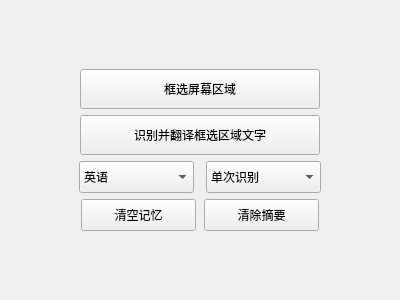
The window that src/ui/main_window.ui (dingmark1/GameLens-public) describes before a commit, drawn with Qt 5.
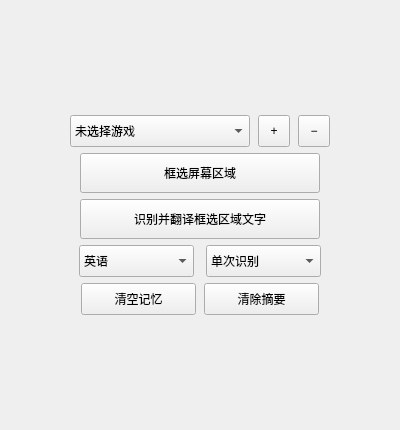
The same window after the commit.

Commit message: 19-游戏名数据库

```diff
--- a/src/ui/main_window.ui
+++ b/src/ui/main_window.ui
@@ -7,7 +7,7 @@
     <x>0</x>
     <y>0</y>
     <width>400</width>
-    <height>300</height>
+   <height>430</height>
    </rect>
   </property>
   <property name="windowTitle">
@@ -18,6 +18,87 @@
     <property name="alignment">
      <set>Qt::AlignCenter</set>
     </property>
+    <item>
+     <layout class="QHBoxLayout" name="game_group_layout">
+      <property name="spacing">
+       <number>8</number>
+      </property>
+      <property name="alignment">
+       <set>Qt::AlignCenter</set>
+      </property>
+      <item alignment="Qt::AlignCenter">
+       <widget class="QComboBox" name="game_combo_box">
+        <property name="minimumSize">
+         <size>
+          <width>180</width>
+          <height>32</height>
+         </size>
+        </property>
+        <property name="maximumSize">
+         <size>
+          <width>180</width>
+          <height>32</height>
+         </size>
+        </property>
+        <item>
+         <property name="text">
+          <string>未选择游戏</string>
+         </property>
+        </item>
+       </widget>
+      </item>
+      <item alignment="Qt::AlignCenter">
+       <widget class="QToolButton" name="game_add_button">
+        <property name="minimumSize">
+         <size>
+          <width>32</width>
+          <height>32</height>
+         </size>
+        </property>
+        <property name="maximumSize">
+         <size>
+          <width>32</width>
+          <height>32</height>
+         </size>
+        </property>
+        <property name="toolButtonStyle">
+         <enum>Qt::ToolButtonIconOnly</enum>
+        </property>
+        <property name="text">
+         <string>+</string>
+        </property>
+        <property name="toolTip">
+         <string>添加游戏</string>
+        </property>
+       </widget>
+      </item>
+      <item alignment="Qt::AlignCenter">
+       <widget class="QToolButton" name="game_delete_button">
+        <property name="minimumSize">
+         <size>
+          <width>32</width>
+          <height>32</height>
+         </size>
+        </property>
+        <property name="maximumSize">
+         <size>
+          <width>32</width>
+          <height>32</height>
+         </size>
+        </property>
+        <property name="toolButtonStyle">
+         <enum>Qt::ToolButtonIconOnly</enum>
+        </property>
+        <property name="text">
+         <string>−</string>
+        </property>
+        <property name="toolTip">
+         <string>删除游戏</string>
+        </property>
+       </widget>
+      </item>
+     </layout>
+    </item>
     <item>
      <layout class="QHBoxLayout" name="button_group_layout">
       <property name="alignment">
```
The commit also changes 7 other files.
